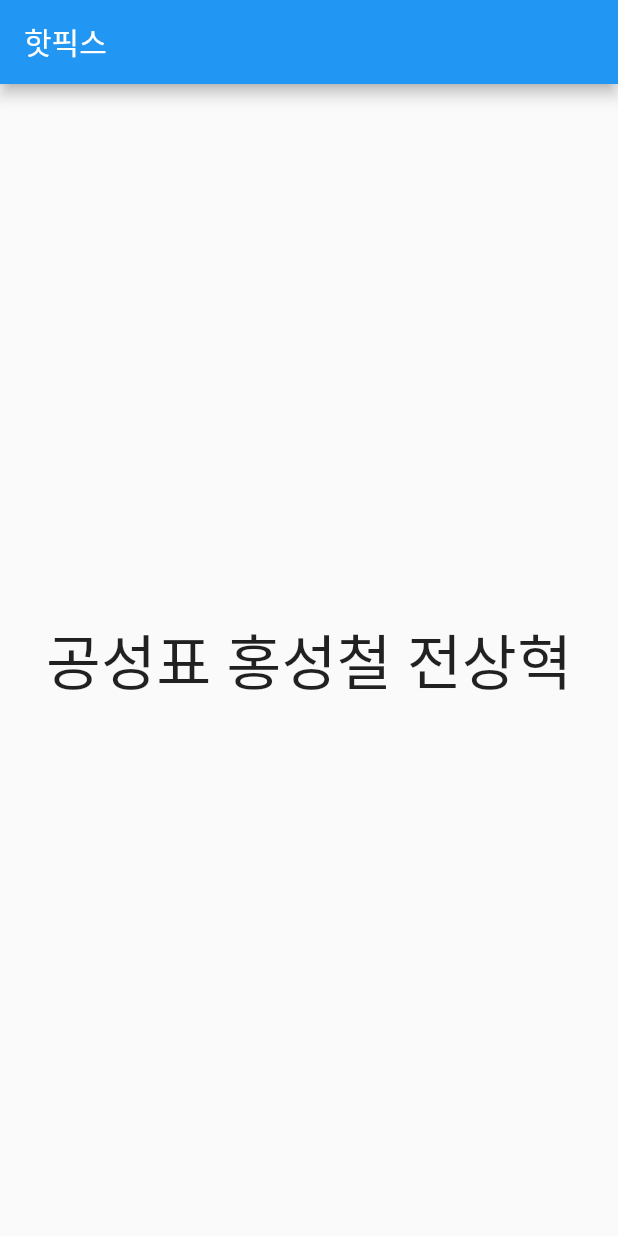
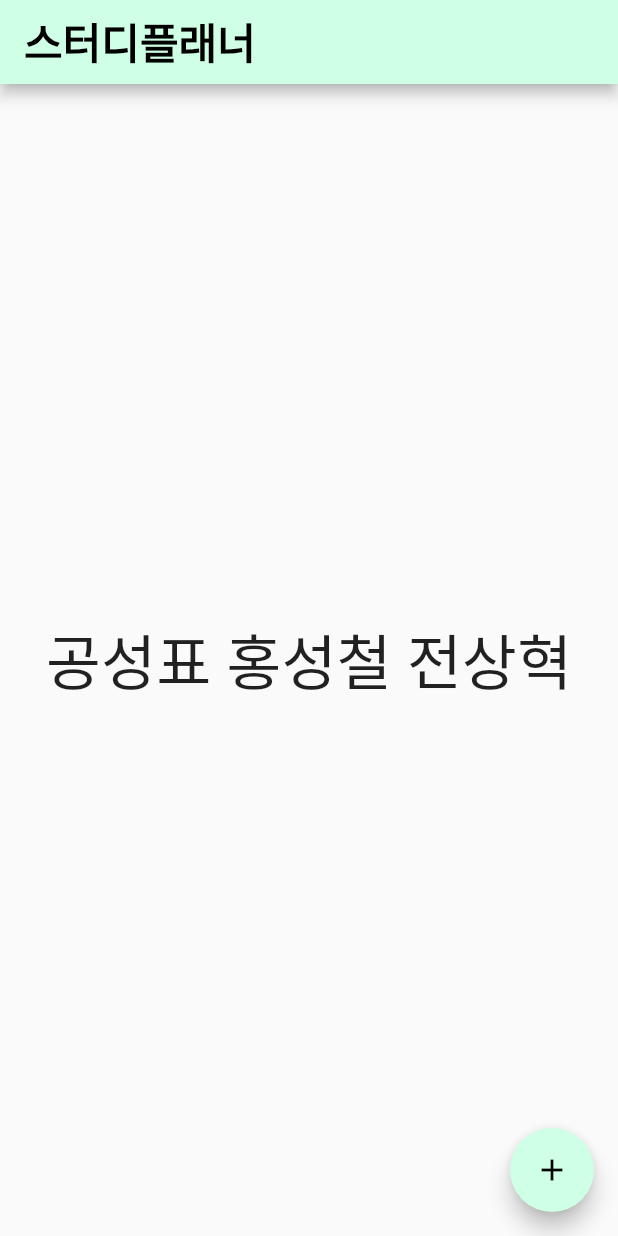
Before and after one commit to ThePerfectMartini/team_sparta_17, a Flutter app: the screen it shows after launch, on a phone screen of 412 x 824 dp. Run offline on Flutter 3.47's test engine with Material 2 defaults, Android fonts, the phone set to English and light mode, and no system bars.

Commit message:
appbar, floatingButton 추가

```diff
--- /dev/null
+++ b/lib/HomePage.dart
@@ -0,0 +1,38 @@
+import 'package:flutter/material.dart';
+
+class HomePage extends StatefulWidget {
+  const HomePage({Key? key}) : super(key: key);
+
+  @override
+  State<HomePage> createState() => _HomePageState();
+}
+
+class _HomePageState extends State<HomePage> {
+  @override
+  Widget build(BuildContext context) {
+    return MaterialApp(
+      debugShowCheckedModeBanner: false,
+      home: Scaffold(
+        appBar: AppBar(
+          title: Text(
+            "스터디플래너",
+            style: TextStyle(
+                fontWeight: FontWeight.bold, fontSize: 28, color: Colors.black),
+          ),
+          backgroundColor: Color(0xffCFFFE5),
+        ),
+        body: Center(
+          child: Text(
+            "공성표 홍성철 전상혁",
+            style: TextStyle(fontSize: 40),
+          ),
+        ),
+        floatingActionButton: FloatingActionButton(
+          onPressed: () {},
+          child: Icon(Icons.add, color: Colors.black),
+          backgroundColor: Color(0xffCFFFE5),
+        ),
+      ),
+    );
+  }
+}
--- a/lib/main.dart
+++ b/lib/main.dart
@@ -1,26 +1,6 @@
 import 'package:flutter/material.dart';
+import 'HomePage.dart';
 
 void main() {
-  runApp(MyApp());
+  runApp(HomePage());
 }
-
-class MyApp extends StatelessWidget {
-  const MyApp({Key? key}) : super(key: key);
-
-  @override
-  Widget build(BuildContext context) {
-    return MaterialApp(
-      debugShowCheckedModeBanner: false,
-      home: Scaffold(
-          appBar: AppBar(title: Text("핫픽스")),
-          body: Center(
-            child: Text(
-              "공성표 홍성철 전상혁",
-              style: TextStyle(fontSize: 40),
-            ),
-          )),
-    );
-  }
-}
-
-// hello world : hyeok
```
Also changed, not shown: 1 other file.
